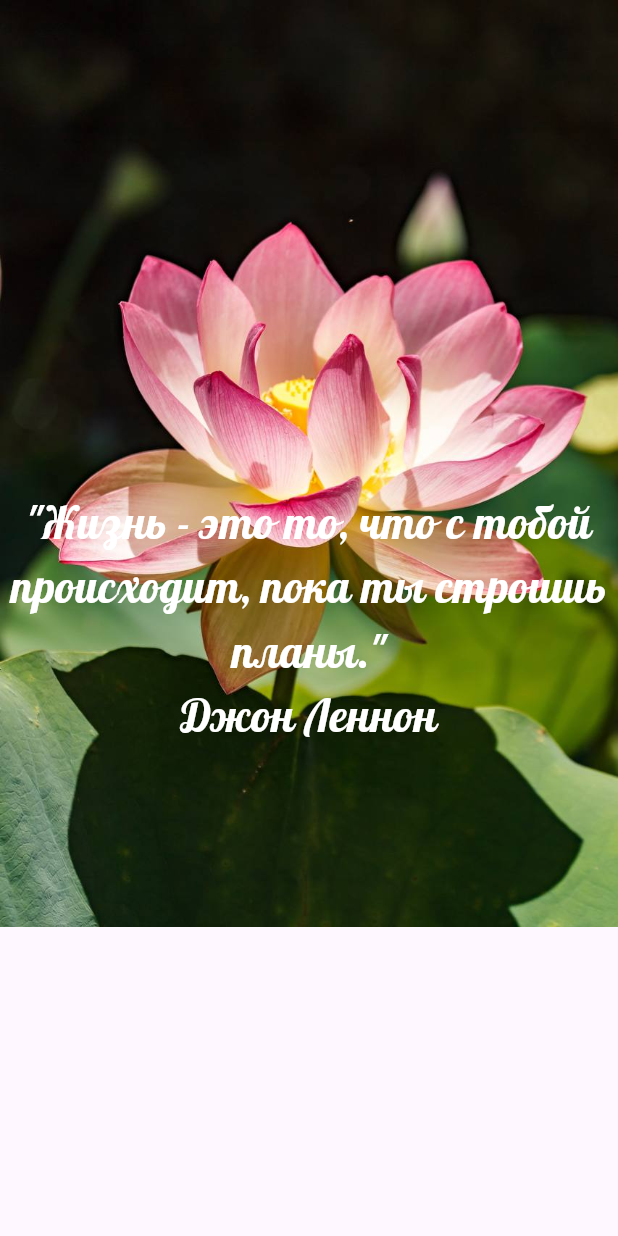
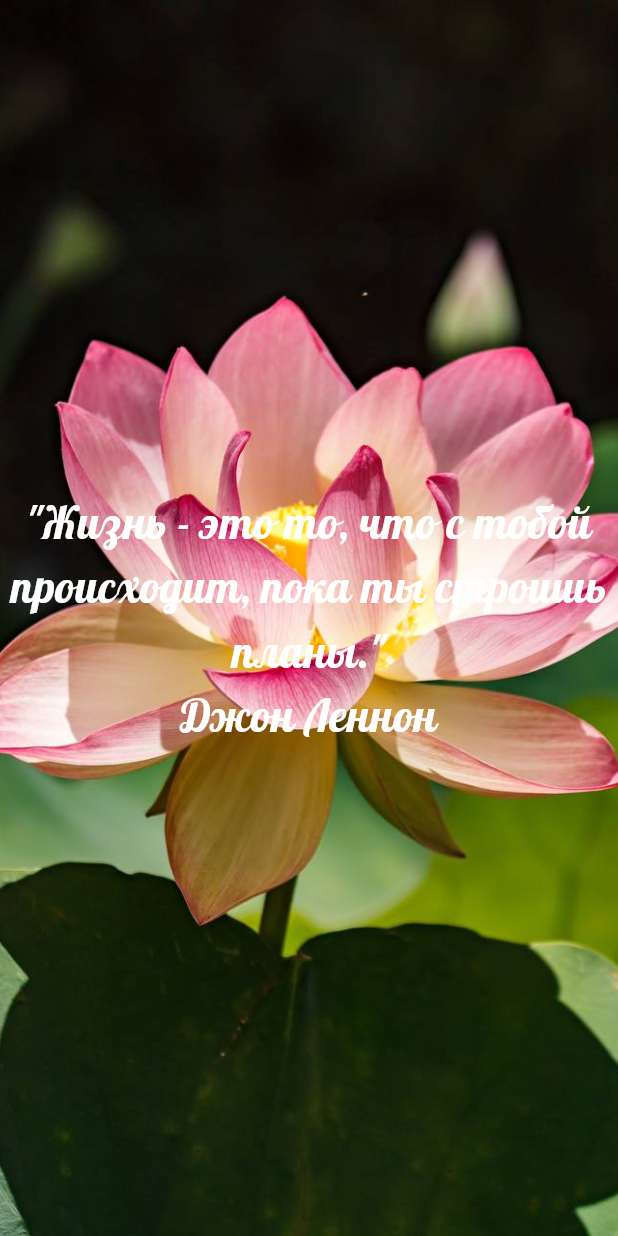
Before and after one commit to MarinaPak108/lotus, a Flutter app: the _Splash screen opened directly, on a phone screen of 412 x 824 dp. Run offline on Flutter 3.47's test engine with Material 3 defaults, Android fonts, the phone set to English and light mode, and no system bars; drawn by our look-alikes of shimmer; our stand-ins replace equatable, google_fonts, shared_preferences, sqflite; accounts and stored records are empty.

Commit message:
corrected splashpage image with text for real device , added ppt with scenarios with urls for BackEnder

```diff
--- a/lib/presentation/pages/splash_page.dart
+++ b/lib/presentation/pages/splash_page.dart
@@ -6,7 +6,6 @@ import 'package:shared_preferences/shared_preferences.dart';
 import 'package:sm_project/api/dto/doctor_dto.dart';
 import 'package:sm_project/api/dto/formResults_dto.dart';
 import 'package:sm_project/api/dto/visitor_dto.dart';
-import 'package:sm_project/core/theme/app_styles.dart';
 import 'package:sm_project/presentation/pages/home_page.dart';
 import 'package:sm_project/presentation/pages/login_page.dart';
 
@@ -103,8 +102,7 @@ class _SplashState extends State<_Splash> {
         birthday: DateTime(1938, 11, 14)),
   ];
   String phraseOfTheDay =
-      '"Жизнь - это то, что с тобой происходит, пока ты строишь планы."';
-  String author = "Джон Леннон";
+      '"Жизнь - это то, что с тобой происходит, пока ты строишь планы."\nДжон Леннон';
 
   getLoggedInState() async {
     prefs = await SharedPreferences.getInstance();
@@ -207,21 +205,20 @@ class _SplashState extends State<_Splash> {
     global.doctors[2].patients = [global.visitors[1]];
     global.doctors[1].patients = [global.visitors[2]];
     return Scaffold(
-        body: SizedBox(
+        body: Container(
       width: MediaQuery.sizeOf(context).width,
       height: MediaQuery.sizeOf(context).height,
-            child: Stack(children: [
-              Image.asset(
-                'assets/img/splash.jpg',
-                fit: BoxFit.fitHeight,
+      decoration: const BoxDecoration(
+        image: DecorationImage(
+          image: AssetImage('assets/img/splash.jpg'),
+          fit: BoxFit.cover,
         ),
-              Shimmer.fromColors(
+      ),
+      child: Center(
+        child: Shimmer.fromColors(
           baseColor: Colors.white,
           highlightColor: Colors.blueAccent,
-                child: Column(
-                  mainAxisAlignment: MainAxisAlignment.center,
-                  children: [
-                    Text(
+          child: Text(
             phraseOfTheDay,
             textAlign: TextAlign.center,
             style: GoogleFonts.lobster(
@@ -229,16 +226,8 @@ class _SplashState extends State<_Splash> {
               fontSize: 30,
             ),
           ),
-                    Text(
-                      author,
-                      style: GoogleFonts.lobster(
-                        color: Colors.white,
-                        fontSize: 30,
-                      ),
-                    )
-                  ],
         ),
       ),
-            ])));
+    ));
   }
 }
--- a/lib/presentation/widgets/image_btn.dart
+++ b/lib/presentation/widgets/image_btn.dart
@@ -21,7 +21,6 @@ class MyImageBtn extends StatelessWidget {
   @override
   Widget build(BuildContext context) {
     double height = global.globalHeight;
-    double width = global.globalWidth;
     return Material(
       color: AppStyles.logoColor,
       elevation: height * 0.1,
--- a/lib/presentation/widgets/input_field.dart
+++ b/lib/presentation/widgets/input_field.dart
@@ -1,9 +1,6 @@
-import 'package:dartz/dartz.dart';
 import 'package:flutter/material.dart';
 import 'package:flutter/services.dart';
 import 'package:sm_project/core/theme/app_styles.dart';
-
-import 'package:sm_project/domain/global_var/global_settings.dart' as global;
 
 class MyInputField extends StatelessWidget {
   final String label;
@@ -25,7 +22,6 @@ class MyInputField extends StatelessWidget {
 
   @override
   Widget build(BuildContext context) {
-    double height = global.globalHeight;
     return TextField(
       maxLines: lines,
       obscureText: isPwdVisible,
--- a/lib/presentation/widgets/tap_sctions.dart
+++ b/lib/presentation/widgets/tap_sctions.dart
@@ -1,7 +1,5 @@
 import 'package:flutter/material.dart';
 import 'package:sm_project/core/theme/app_styles.dart';
-
-import 'package:sm_project/domain/global_var/global_settings.dart' as global;
 
 class MyTapSections extends StatelessWidget {
   final String text1;
```
Also changed, not shown: 3 other files. Lines whose indentation alone changed are shown as unchanged.
